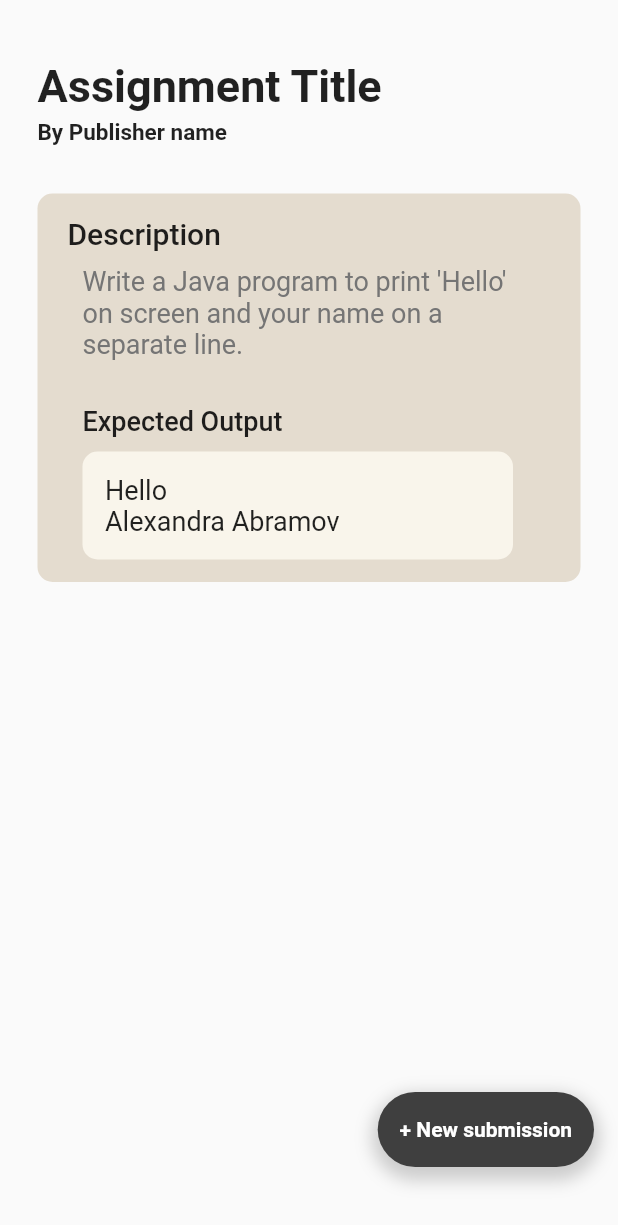
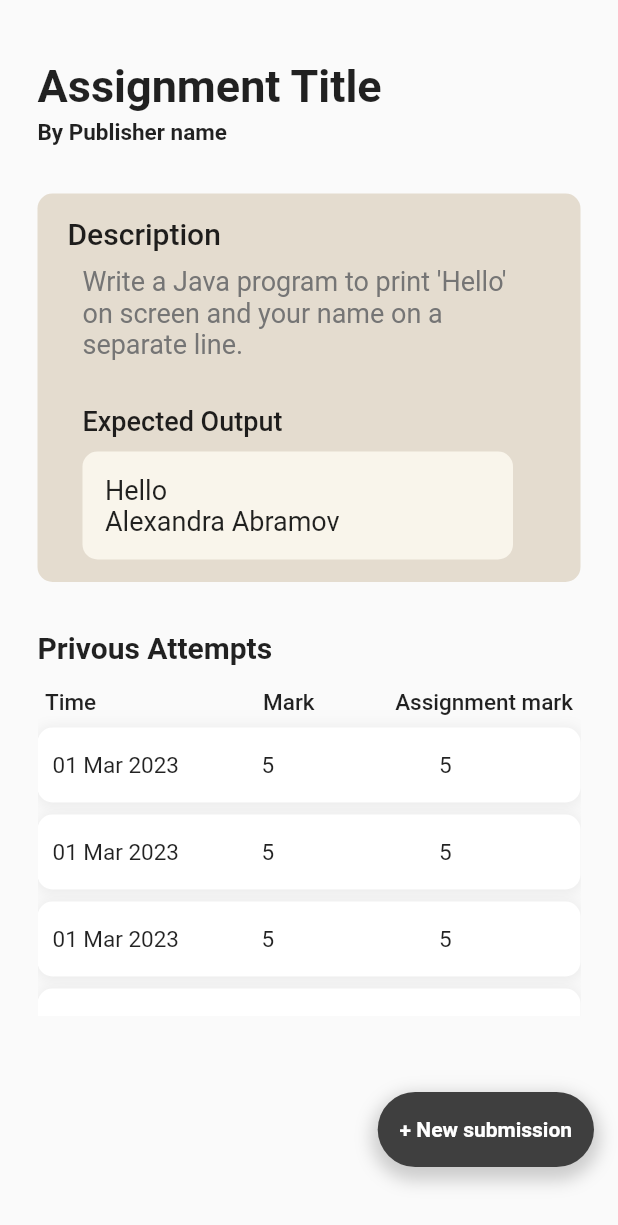
Before and after one commit to flutter-team5/Checky, a Flutter app: the screen it shows after launch, on a phone screen of 412 x 824 dp. Shown: the top 1225 px of the screen. Run offline on Flutter 3.47's test engine with Material 2 defaults, Android fonts, the phone set to English and light mode, and no system bars; our stand-ins replace supabase_flutter; accounts and stored records are empty.

Commit message:
Single Assignment Screen created

```diff
--- a/checky/lib/screens/assignments_views/home_screen.dart
+++ b/checky/lib/screens/assignments_views/home_screen.dart
@@ -1,5 +1,4 @@
 // Home screen navgation will be here
-
 import 'package:checky/constants/colors.dart';
 import 'package:checky/widgets/card_widget_view.dart';
 import 'package:flutter/material.dart';
@@ -16,8 +15,9 @@ class HomeScreen extends StatelessWidget {
         backgroundColor: CColors.darkGrey,
         toolbarHeight: 100,
         title: const Text("Checky"),
+        leading: Image.asset("checky/assets/logo.png"),
       ),
-      body:  const Center(
+      body: const Center(
         child: Column(
           crossAxisAlignment: CrossAxisAlignment.center,
           children: [
--- a/checky/lib/screens/assignments_views/single_assignment_screen.dart
+++ b/checky/lib/screens/assignments_views/single_assignment_screen.dart
@@ -1,10 +1,16 @@
 import 'package:checky/constants/colors.dart';
 import 'package:checky/constants/spacings.dart';
+import 'package:checky/widgets/single_assignment_widgets/attempt_card.dart';
 import 'package:flutter/material.dart';
 
-class SingleAssignmentScreen extends StatelessWidget {
+class SingleAssignmentScreen extends StatefulWidget {
   const SingleAssignmentScreen({super.key});
 
+  @override
+  State<SingleAssignmentScreen> createState() => _SingleAssignmentScreenState();
+}
+
+class _SingleAssignmentScreenState extends State<SingleAssignmentScreen> {
   @override
   Widget build(BuildContext context) {
     return Scaffold(
@@ -81,6 +87,71 @@ class SingleAssignmentScreen extends StatelessWidget {
                       ],
                     ),
                   ),
+                  CSpaces.kVspace32,
+                  const Text(
+                    "Privous Attempts",
+                    style: TextStyle(
+                      fontWeight: FontWeight.bold,
+                      fontSize: 20,
+                    ),
+                  ),
+                  CSpaces.kVspace16,
+                  Padding(
+                    padding: const EdgeInsets.only(right: 5, left: 5),
+                    child: Row(
+                      mainAxisAlignment: MainAxisAlignment.spaceBetween,
+                      children: [
+                        const Text(
+                          "Time",
+                          style: TextStyle(
+                            fontWeight: FontWeight.w500,
+                            fontSize: 15,
+                          ),
+                        ),
+                        CSpaces.kHspace4,
+                        const Text(
+                          "Mark",
+                          style: TextStyle(
+                            fontWeight: FontWeight.w500,
+                            fontSize: 15,
+                          ),
+                        ),
+                        const Text(
+                          "Assignment mark",
+                          style: TextStyle(
+                            fontWeight: FontWeight.w500,
+                            fontSize: 15,
+                          ),
+                        ),
+                      ],
+                    ),
+                  ),
+                  SizedBox(
+                    width: MediaQuery.of(context).size.width,
+                    height: 200,
+                    child: SingleChildScrollView(
+                      scrollDirection: Axis.vertical,
+                      child: Padding(
+                        padding: EdgeInsets.only(bottom: 10),
+                        child: Column(
+                          children: [
+                            CSpaces.kVspace8,
+                            const Attempt_card(),
+                            CSpaces.kVspace8,
+                            const Attempt_card(),
+                            CSpaces.kVspace8,
+                            const Attempt_card(),
+                            CSpaces.kVspace8,
+                            const Attempt_card(),
+                            CSpaces.kVspace8,
+                            const Attempt_card(),
+                            CSpaces.kVspace8,
+                            const Attempt_card(),
+                          ],
+                        ),
+                      ),
+                    ),
+                  ),
                 ],
               ),
             ),
--- /dev/null
+++ b/checky/lib/widgets/single_assignment_widgets/attempt_card.dart
@@ -0,0 +1,58 @@
+import 'package:checky/constants/colors.dart';
+import 'package:flutter/material.dart';
+
+// ignore: camel_case_types
+class Attempt_card extends StatelessWidget {
+  const Attempt_card({
+    super.key,
+  });
+
+  @override
+  Widget build(BuildContext context) {
+    return Container(
+      padding: const EdgeInsets.only(right: 10, left: 10),
+      width: MediaQuery.of(context).size.width,
+      height: 50,
+      decoration: BoxDecoration(
+        color: CColors.white,
+        boxShadow: [
+          BoxShadow(
+            color: Colors.grey.withOpacity(0.17),
+            spreadRadius: 1,
+            blurRadius: 7,
+            offset: const Offset(0, 1),
+          )
+        ],
+        borderRadius: BorderRadius.circular(10),
+      ),
+      child: const Row(
+        children: [
+          Text(
+            "01 Mar 2023",
+            style: TextStyle(
+              fontSize: 15,
+            ),
+          ),
+          SizedBox(
+            width: 55,
+          ),
+          Text(
+            "5",
+            style: TextStyle(
+              fontSize: 15,
+            ),
+          ),
+          SizedBox(
+            width: 110,
+          ),
+          Text(
+            "5",
+            style: TextStyle(
+              fontSize: 15,
+            ),
+          ),
+        ],
+      ),
+    );
+  }
+}
--- a/checky/pubspec.yaml
+++ b/checky/pubspec.yaml
@@ -18,3 +18,5 @@ dev_dependencies:
 
 flutter:
   uses-material-design: true
+  assets:
+    - assets/img/
```
Also changed, not shown: checky/lib/widgets/card_widget_view.dart (+8 -1 lines), checky/lib/widgets/single_assignment_widgets/upload_file_dialoug.dart (added, +61 -0 lines), checky/assets/img/logo.png (renamed from assets/صورة2.png).
